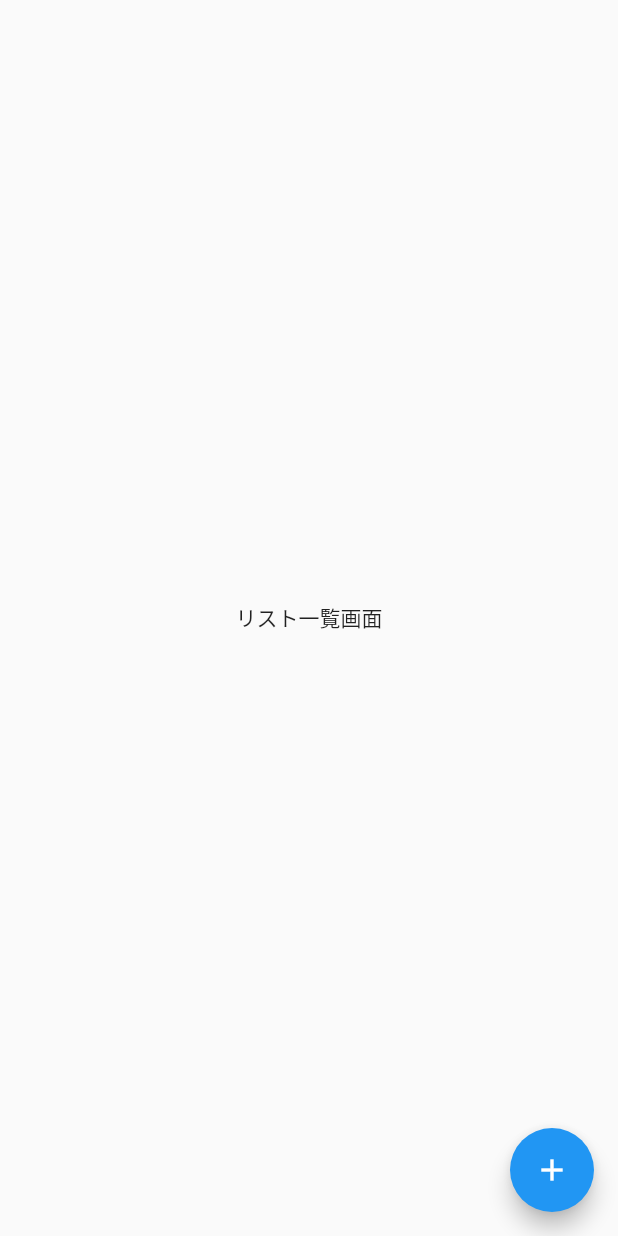
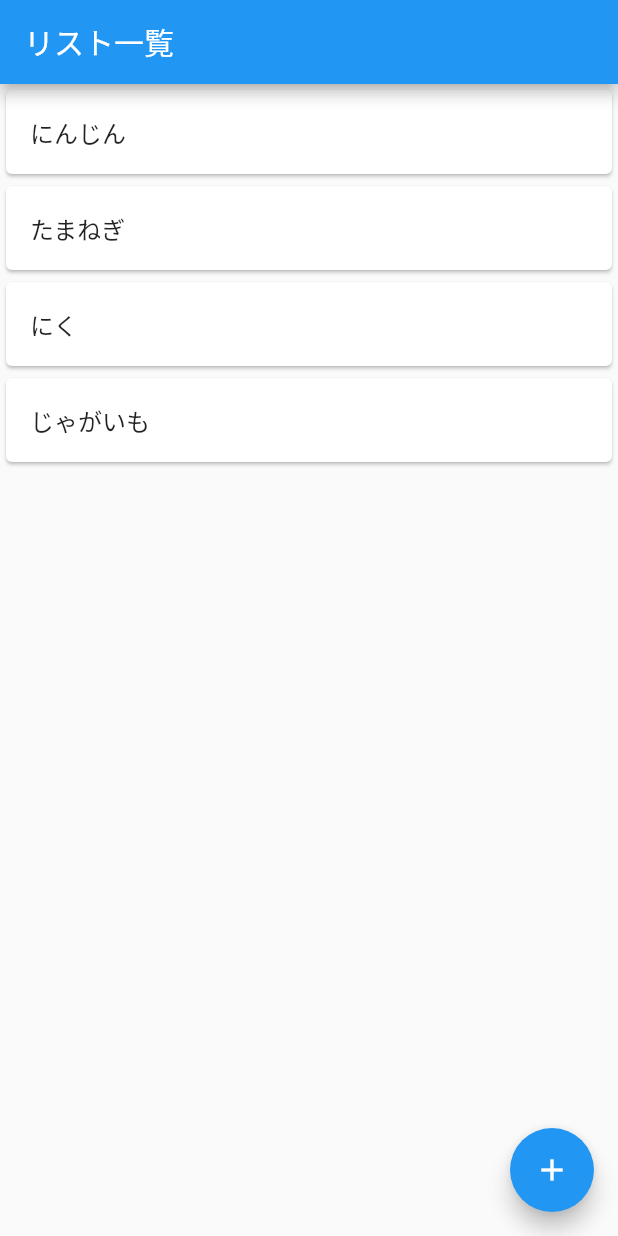
Before and after one commit to kakikei/todo_sample_app, a Flutter app: the screen it shows after launch, on a phone screen of 412 x 824 dp. Run offline on Flutter 3.47's test engine with Material 2 defaults, Android fonts, the phone set to English and light mode, and no system bars.

Commit message:
リスト一覧画面作成

```diff
--- a/lib/main.dart
+++ b/lib/main.dart
@@ -26,8 +26,34 @@
   @override
   Widget build(BuildContext context) {
     return Scaffold(
-      body: Center(
-        child: Text('リスト一覧画面'),
+      // *** 追加する部分 ***
+      // AppBarを表示し、タイトルも設定
+      appBar: AppBar(
+        title: Text('リスト一覧'),
+      ),
+      body: ListView(
+        children: <Widget>[
+          Card(
+            child: ListTile(
+              title: Text('にんじん'),
+            ),
+          ),
+          Card(
+            child: ListTile(
+              title: Text('たまねぎ'),
+            ),
+          ),
+          Card(
+            child: ListTile(
+              title: Text('にく'),
+            ),
+          ),
+          Card(
+            child: ListTile(
+              title: Text('じゃがいも'),
+            ),
+          ),
+        ],
       ),
       floatingActionButton: FloatingActionButton(
         onPressed: () {
```
